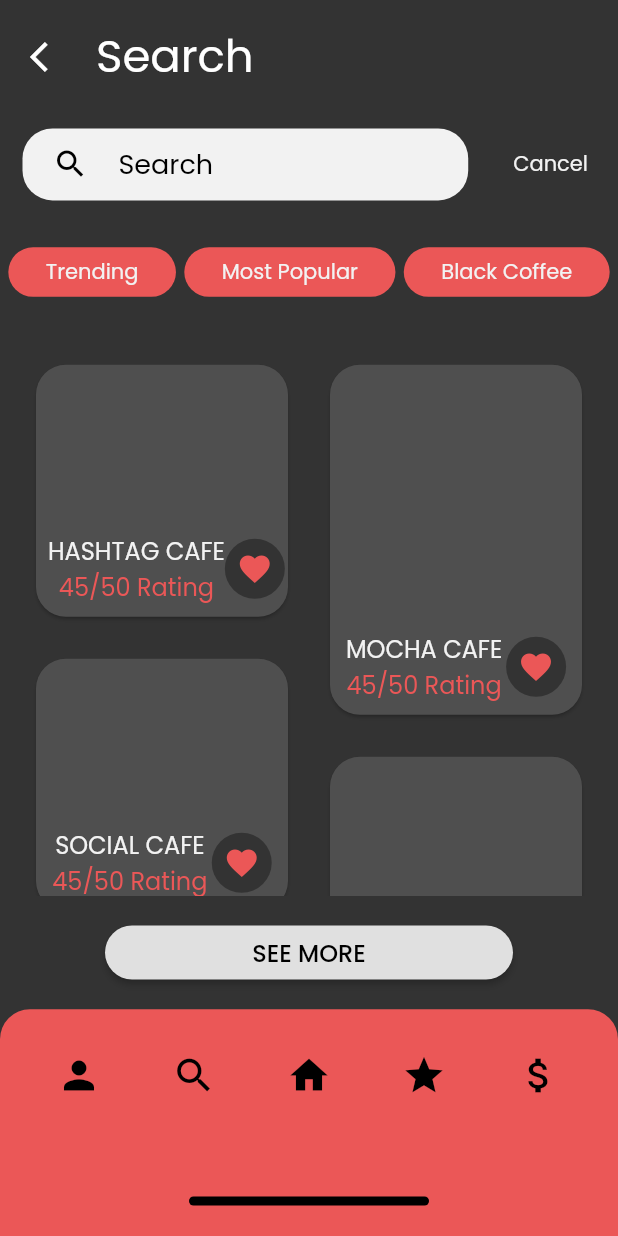
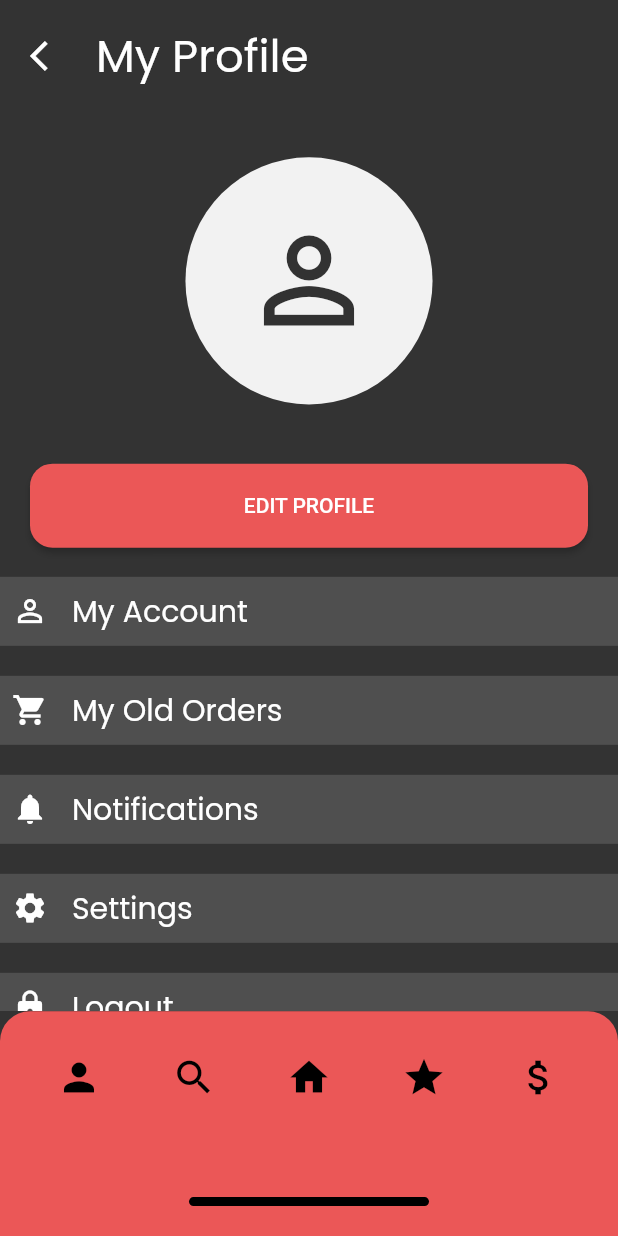
Before and after one commit to codenameakshay/cofista-ui, a Flutter app: the screen it shows after launch, on a phone screen of 412 x 824 dp. Run offline on Flutter 3.47's test engine with Material 2 defaults, Android fonts, the phone set to English and light mode, and no system bars; our stand-ins replace font_awesome_flutter, google_fonts.

Commit message:
profile page done

```diff
--- a/lib/favourites.dart
+++ b/lib/favourites.dart
@@ -3,6 +3,8 @@ import 'package:flutter/material.dart';
 import 'package:google_fonts/google_fonts.dart';
 
 class Favourites extends StatefulWidget {
+  Favourites({Key key, this.title}) : super(key: key);
+  final String title;
   @override
   _FavouritesState createState() => _FavouritesState();
 }
--- a/lib/main.dart
+++ b/lib/main.dart
@@ -1,4 +1,5 @@
 import 'package:cofista/screens/homescreen.dart';
+import 'package:cofista/screens/profile.dart';
 import 'package:cofista/screens/register.dart';
 import 'package:cofista/screens/search.dart';
 import 'package:cofista/screens/signin.dart';
@@ -21,7 +22,7 @@ class MyApp extends StatelessWidget {
         primarySwatch: Colors.red,
         visualDensity: VisualDensity.adaptivePlatformDensity,
       ),
-      home: Search(),
+      home: Profile(title: 'Cofista'),
     );
   }
 }
--- /dev/null
+++ b/lib/screens/profile.dart
@@ -0,0 +1,141 @@
+import 'package:cofista/ui/bottomnav.dart';
+import 'package:flutter/material.dart';
+import 'package:flutter/services.dart';
+import 'package:google_fonts/google_fonts.dart';
+
+class Profile extends StatefulWidget {
+  Profile({Key key, this.title}) : super(key: key);
+  final String title;
+  @override
+  _ProfileState createState() => _ProfileState();
+}
+
+class _ProfileState extends State<Profile> {
+  List<Map> data = [
+    {
+      "icon": Icons.person_outline,
+      "Text": "My Account",
+    },
+    {
+      "icon": Icons.shopping_cart,
+      "Text": "My Old Orders",
+    },
+    {
+      "icon": Icons.notifications,
+      "Text": "Notifications",
+    },
+    {
+      "icon": Icons.settings,
+      "Text": "Settings",
+    },
+    {
+      "icon": Icons.lock,
+      "Text": "Logout",
+    },
+  ];
+  @override
+  Widget build(BuildContext context) {
+    return Scaffold(
+      backgroundColor: Color(0xFF333333),
+      body: SafeArea(
+        child: Column(
+          children: <Widget>[
+            Expanded(
+              flex: 1,
+              child: Row(
+                children: <Widget>[
+                  Padding(
+                    padding: const EdgeInsets.fromLTRB(8, 0, 8, 0),
+                    child: IconButton(
+                        icon: Icon(
+                          Icons.arrow_back_ios,
+                          color: Colors.white,
+                        ),
+                        onPressed: null),
+                  ),
+                  Text(
+                    "My Profile",
+                    style:
+                        GoogleFonts.poppins(fontSize: 30, color: Colors.white),
+                  ),
+                ],
+              ),
+            ),
+            Expanded(
+                flex: 3,
+                child: Padding(
+                  padding: const EdgeInsets.all(30.0),
+                  child: CircleAvatar(
+                    minRadius: 20,
+                    backgroundColor: Color(0xFFF2F2F2),
+                    child: Icon(
+                      Icons.person_outline,
+                      size: 90,
+                      color: Color(0xFF323232),
+                    ),
+                  ),
+                )),
+            Expanded(
+                flex: 1,
+                child: Row(
+                  children: [
+                    Expanded(
+                      child: Container(
+                          child: Padding(
+                        padding: const EdgeInsets.symmetric(horizontal: 20.0),
+                        child: RaisedButton(
+                          color: Color(0xFFEB5757),
+                          shape: RoundedRectangleBorder(
+                              borderRadius: BorderRadius.circular(15)),
+                          padding: EdgeInsets.symmetric(vertical: 20),
+                          onPressed: () {
+                            HapticFeedback.vibrate();
+                          },
+                          child: Text(
+                            'EDIT PROFILE',
+                            style: TextStyle(color: Colors.white),
+                          ),
+                        ),
+                      )),
+                    ),
+                  ],
+                )),
+            Expanded(
+              flex: 4,
+              child: Container(
+                child: ListView.builder(
+                  itemCount: data.length,
+                  itemBuilder: (context, index) {
+                    return Padding(
+                      padding: const EdgeInsets.symmetric(vertical: 10),
+                      child: Container(
+                          color: Color(0xFF4F4F4F),
+                          child: Row(
+                            children: [
+                              Padding(
+                                padding: const EdgeInsets.all(8.0),
+                                child: Icon(data[index]["icon"],color: Colors.white,),
+                              ),
+                              Padding(
+                                padding: const EdgeInsets.all(8.0),
+                                child: Text(data[index]["Text"],
+                          style: GoogleFonts.poppins(
+                              fontSize: 20, color: Colors.white)),
+                              )
+                            ],
+                          )),
+                    );
+                  },
+                ),
+              ),
+            ),
+            Expanded(
+              flex: 2,
+              child: NavBar(),
+            ),
+          ],
+        ),
+      ),
+    );
+  }
+}
```
